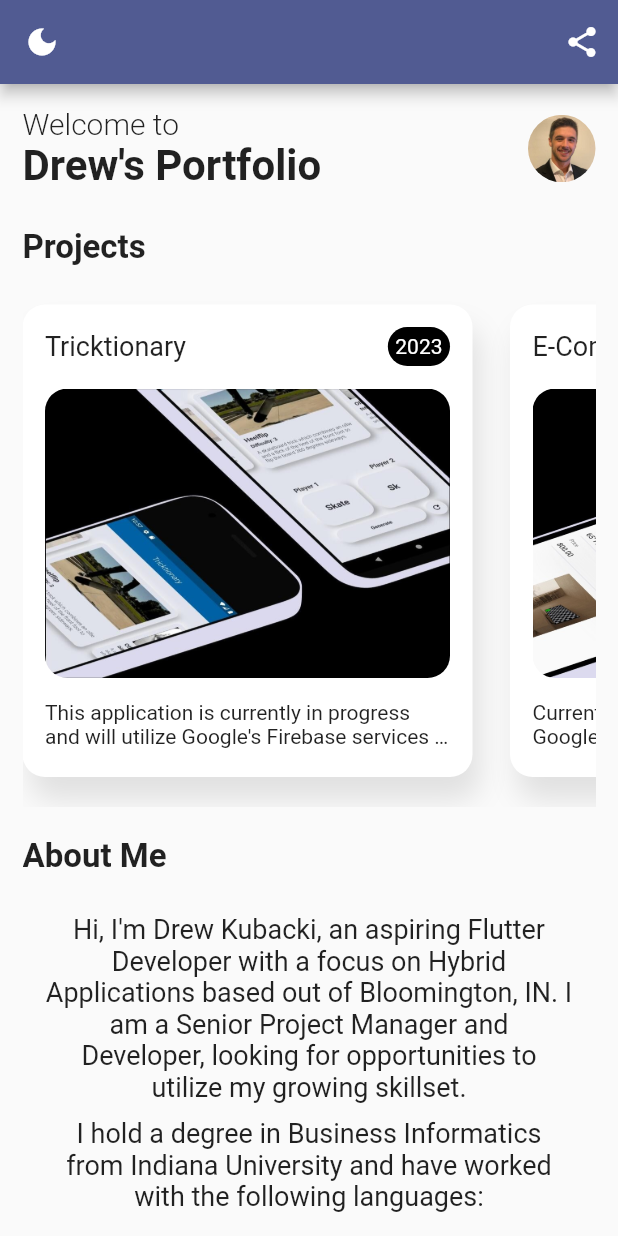
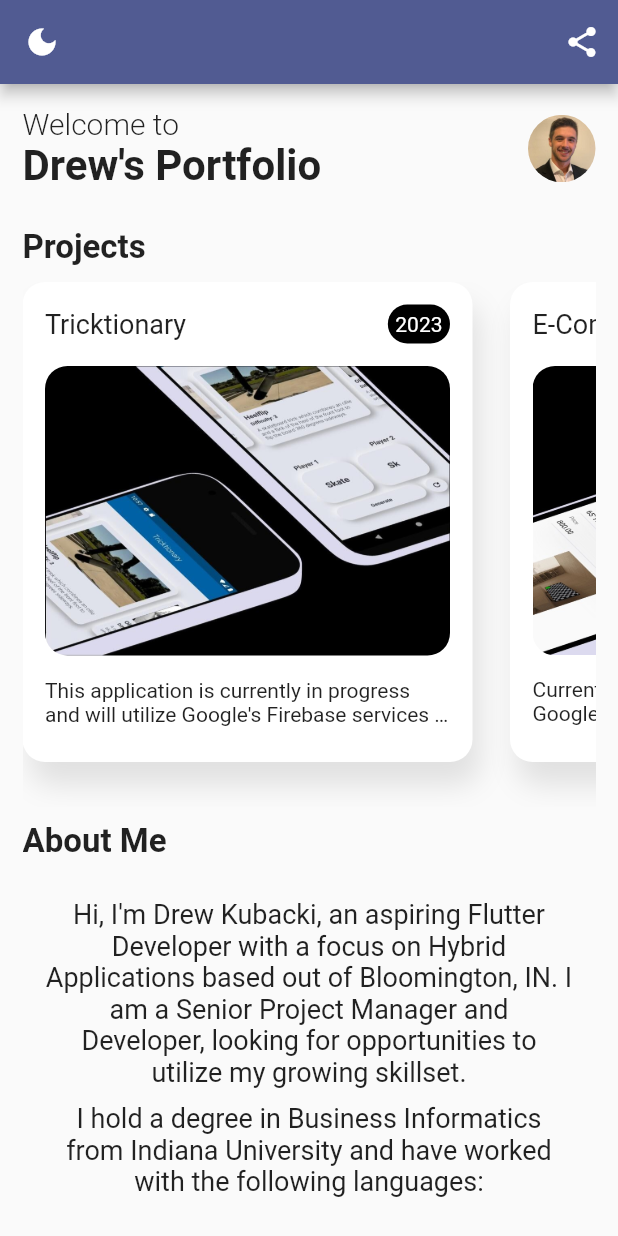
Before and after one commit to drewkubacki/my_portfolio, a Flutter app: the screen it shows after launch, on a phone screen of 412 x 824 dp. Run offline on Flutter 3.47's test engine with Material 2 defaults, Android fonts, the phone set to English and light mode, and no system bars; our stand-ins replace share_plus.

Commit message:
Fixed cutoff shadows on list of projects and turned off vertical scrolling on the grid view of projects

```diff
--- a/lib/pages/home/home_page.dart
+++ b/lib/pages/home/home_page.dart
@@ -32,6 +32,7 @@ class HomePage extends StatelessWidget {
       children: [
         GridView.builder(
             shrinkWrap: true,
+            physics: const NeverScrollableScrollPhysics(),
             gridDelegate: const SliverGridDelegateWithFixedCrossAxisCount(
               crossAxisCount: 3,
               crossAxisSpacing: 5.0,
@@ -88,7 +89,7 @@ class HomePage extends StatelessWidget {
                     tablet: mobileTabletBuilder(350),
                     desktop: desktopBuilder(),
                   ),
-                  const SizedBox(height: 20),
+                  const SizedBox(height: 10),
                   const Text(
                     "About Me",
                     style: TextStyle(fontSize: 22, fontWeight: FontWeight.bold),
--- a/lib/widgets/Cards/project_card.dart
+++ b/lib/widgets/Cards/project_card.dart
@@ -19,7 +19,7 @@ class ProjectCard extends StatelessWidget {
               builder: (_) => RevisedProjectDetail(project: project))),
       child: Container(
         width: 300,
-        margin: const EdgeInsets.only(top: 15.0, right: 25.0, bottom: 20.0),
+        margin: const EdgeInsets.only(right: 25.0, bottom: 30.0),
         padding: const EdgeInsets.only(top: 15.0, left: 15.0, right: 15.0),
         decoration: BoxDecoration(
             color: Theme.of(context).cardColor,
@@ -51,7 +51,7 @@ class ProjectCard extends StatelessWidget {
                   padding: const EdgeInsets.all(5.0),
                   child: Text(
                     project.year.toString(),
-                    style: TextStyle(
+                    style: const TextStyle(
                       fontSize: 14,
                       color: Colors.white,
                     ),
```
